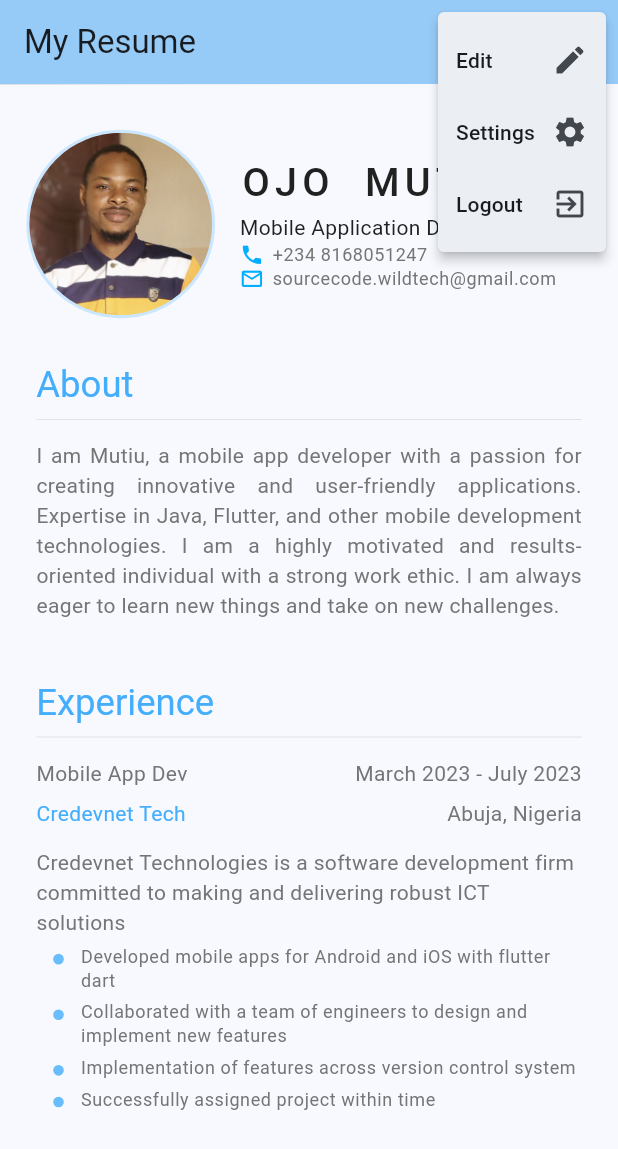
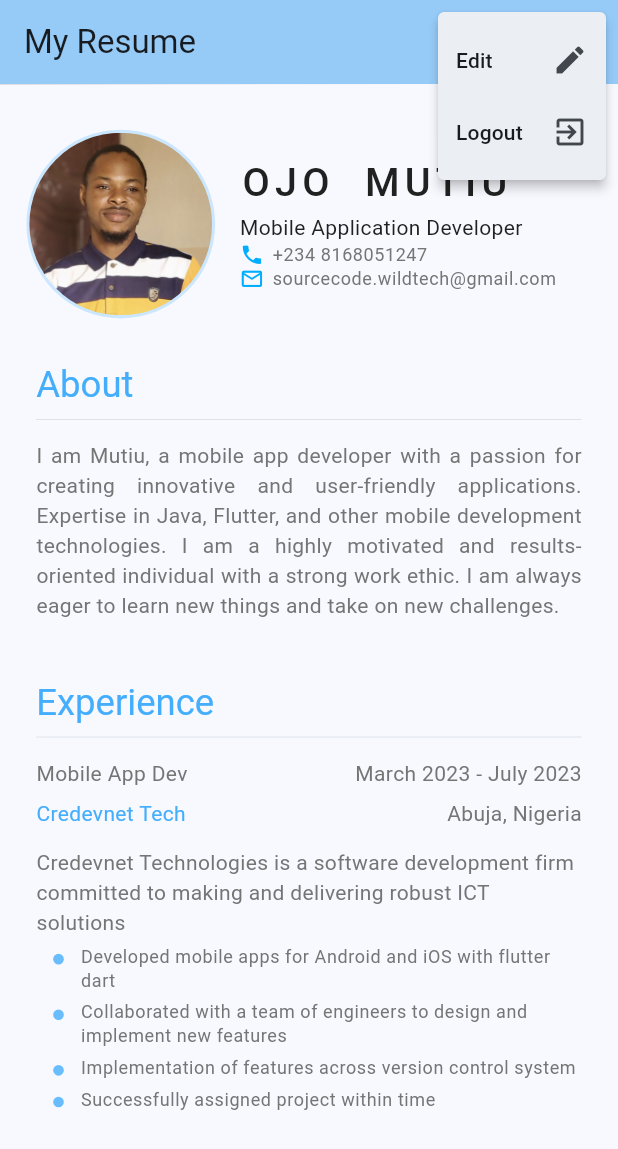
Before and after one commit to OjoMutiu/HNGx-Stage2, a Flutter app: the screen it shows after launch, after a tap on the "more vert" icon, on a phone screen of 412 x 824 dp. Shown: the top 1149 px of the screen. Run offline on Flutter 3.47's test engine with Material 2 defaults, Android fonts, the phone set to English and light mode, and no system bars.

Commit message:
CV mobile application: edit page update

```diff
--- a/lib/pages/main_edit_page.dart
+++ b/lib/pages/main_edit_page.dart
@@ -410,6 +410,7 @@ class _MainEditPageState extends State<MainEditPage> {
                 ],
               ),
             ),
+            SizedBox(height: AppDimensions.height10),
             //Experience Edit
             Container(
               padding: EdgeInsets.symmetric(
--- a/lib/pages/my_home_page.dart
+++ b/lib/pages/my_home_page.dart
@@ -43,17 +43,8 @@ class _MyHomePageState extends State<MyHomePage> {
                       const Icon(Icons.edit),
                     ]),
               ),
-              const PopupMenuItem(
+              PopupMenuItem(
                 value: 2,
-                child: Row(
-                    mainAxisAlignment: MainAxisAlignment.spaceBetween,
-                    children: [
-                      Text('Settings'),
-                      Icon(Icons.settings),
-                    ]),
-              ),
-              PopupMenuItem(
-                value: 3,
                 child: Row(
                     mainAxisAlignment: MainAxisAlignment.spaceBetween,
                     children: [
@@ -239,20 +230,11 @@ class _MyHomePageState extends State<MyHomePage> {
       case 1:
         setState(() {
           Navigator.push(context, MaterialPageRoute(builder: (context) {
-            return MainEditPage();
+            return const MainEditPage();
           }));
         });
         break;
       case 2:
-        setState(() {
-          Navigator.push(context, MaterialPageRoute(builder: (context) {
-            return Container(
-              color: Colors.green,
-            );
-          }));
-        });
-        break;
-      case 3:
         SystemNavigator.pop();
         break;
     }
```
